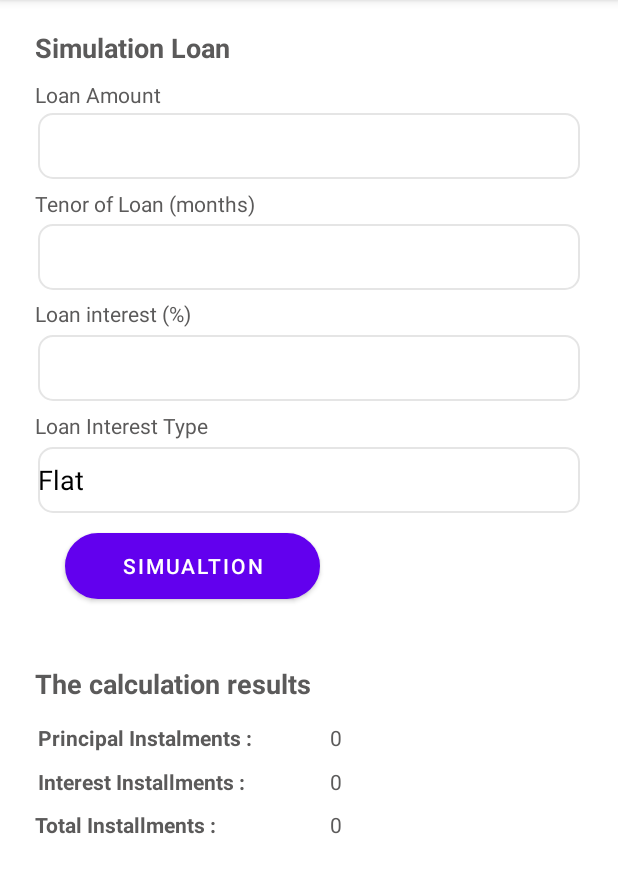
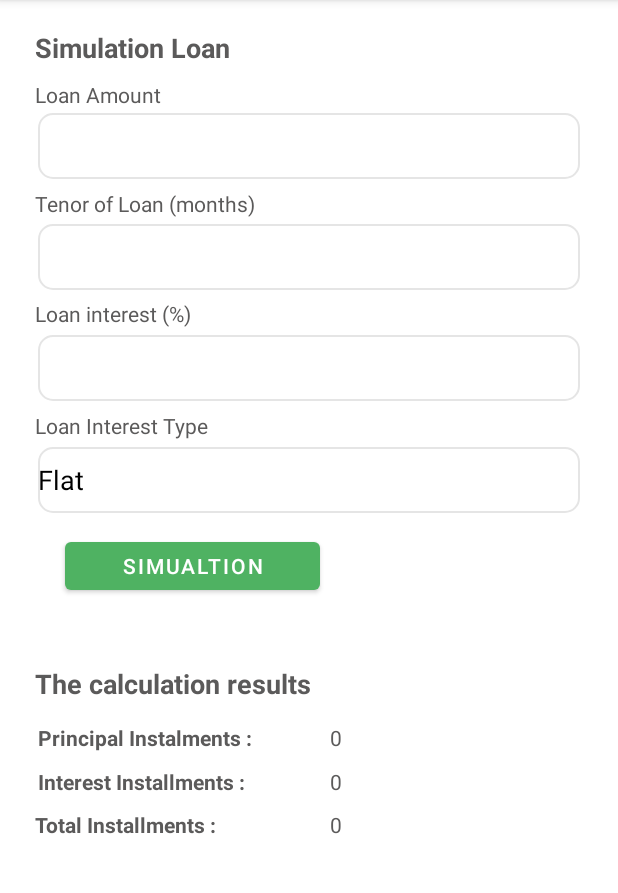
Before and after one commit to Holilamd/loansimulation, an Android app: the screen it shows after launch (MainActivity), on a phone screen of 412 x 824 dp, the part 84-977 px from its top. Run offline under Robolectric (Android 15) with nearby library versions, the phone set to English and light mode, and no system bars.

Commit message:
change color

```diff
--- a/app/src/main/java/com/example/loansimulation/MainActivity.java
+++ b/app/src/main/java/com/example/loansimulation/MainActivity.java
@@ -2,6 +2,7 @@ package com.example.loansimulation;
 
 import androidx.appcompat.app.AppCompatActivity;
 
+import android.graphics.Color;
 import android.os.Bundle;
 import android.util.Log;
 import android.view.View;
@@ -42,7 +43,7 @@ public class MainActivity extends AppCompatActivity {
         installmentInterest = findViewById(R.id.installmentInterest);
         totalInstallment = findViewById(R.id.totalInstallment);
         btnLoanCal = findViewById(R.id.btnLoanCal);
-
+        btnLoanCal.setBackgroundColor(Color.parseColor("#4FB262"));
         btnLoanCal.setOnClickListener(new View.OnClickListener() {
             @Override
             public void onClick(View view) {
--- a/app/src/main/res/layout/activity_main.xml
+++ b/app/src/main/res/layout/activity_main.xml
@@ -204,7 +204,6 @@
                     android:layout_height="44dp" />
 
                 <Button   android:id="@+id/btnLoanCal"
-                    android:background="@drawable/rectangle_5_shape"
                     android:layout_marginStart="43dp"
                     android:layout_marginTop="355dp"
                     android:layout_width="170dp"
```
